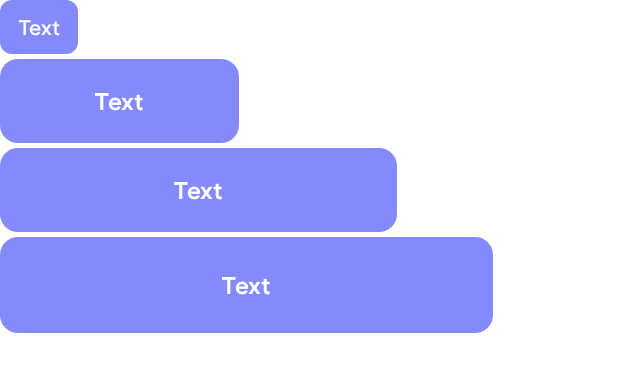
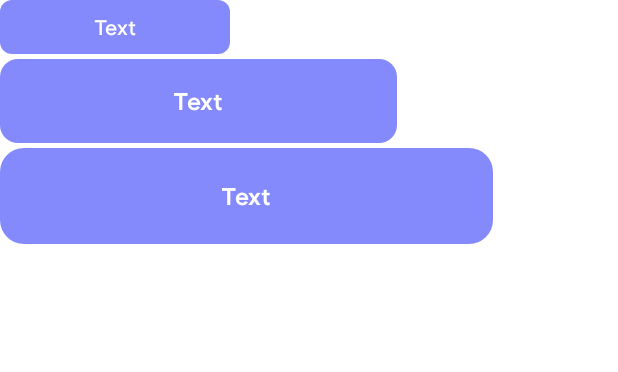
Before and after one commit to Nexters/Bottles_Android, an Android app built with Jetpack Compose: the @Preview function SolidButtonPreview, on a phone screen of 412 x 824 dp. Shown: the top 372 px of the screen. Run offline under Robolectric (Android 15) with nearby library versions, the phone set to English and light mode, and no system bars; network calls fail; Roboto replaces fonts that are not available here.

Commit message:
[refactor] : BottlesSolidButton 수정
(cherry picked from commit 093f2339ceb66fe33eb7cf1f7682f9fb0f8c25f9)

```diff
--- a/core/design-system/src/main/kotlin/com/team/bottles/core/designsystem/components/buttons/SolidButton.kt
+++ b/core/design-system/src/main/kotlin/com/team/bottles/core/designsystem/components/buttons/SolidButton.kt
@@ -17,6 +17,7 @@ import androidx.compose.runtime.remember
 import androidx.compose.ui.Alignment
 import androidx.compose.ui.Modifier
 import androidx.compose.ui.draw.clip
+import androidx.compose.ui.graphics.Color
 import androidx.compose.ui.graphics.Shape
 import androidx.compose.ui.tooling.preview.Preview
 import androidx.compose.ui.unit.Dp
@@ -25,8 +26,7 @@ import com.team.bottles.core.designsystem.modifier.debounceClickable
 import com.team.bottles.core.designsystem.theme.BottlesTheme
 
 enum class SolidButtonType(val height: Dp) {
-    XS(height = 36.dp),
-    SM(height = 56.dp),
+    SM(height = 36.dp),
     MD(height = 56.dp),
     LG(height = 64.dp),
     ;
@@ -46,8 +46,15 @@ fun BottlesSolidButton(
     val isPressed by interactionSource.collectIsPressedAsState()
 
     val shape = when(buttonType) {
-        SolidButtonType.XS -> BottlesTheme.shape.extraSmall
-        else -> BottlesTheme.shape.small
+        SolidButtonType.SM -> BottlesTheme.shape.extraSmall
+        SolidButtonType.MD -> BottlesTheme.shape.small
+        SolidButtonType.LG -> BottlesTheme.shape.medium
+    }
+
+    val backgroundColor = when {
+        !enabled -> BottlesTheme.color.container.disabledSecondary
+        isPressed -> BottlesTheme.color.container.pressed
+        else -> BottlesTheme.color.container.enabledSecondary
     }
 
     SolidButton(
@@ -55,9 +62,9 @@ fun BottlesSolidButton(
         onClick = onClick,
         enabled = enabled,
         shape = shape,
+        backgroundColor = backgroundColor,
         isDebounce = isDebounce,
         interactionSource = interactionSource,
-        isPressed = isPressed,
         buttonType = buttonType,
         contentHorizontalPadding = contentHorizontalPadding
     ) {
@@ -68,7 +75,7 @@ fun BottlesSolidButton(
         }
 
         val textStyle = when(buttonType) {
-            SolidButtonType.XS -> BottlesTheme.typography.body
+            SolidButtonType.SM -> BottlesTheme.typography.body
             else -> BottlesTheme.typography.subTitle1
         }
 
@@ -86,19 +93,13 @@ fun SolidButton(
     onClick: () -> Unit,
     enabled: Boolean,
     shape: Shape,
+    backgroundColor: Color,
     buttonType: SolidButtonType,
     contentHorizontalPadding: Dp,
     isDebounce: Boolean,
     interactionSource: MutableInteractionSource,
-    isPressed: Boolean,
     content: @Composable () -> Unit,
 ) {
-    val backgroundColor = when {
-        !enabled -> BottlesTheme.color.container.disabledSecondary
-        isPressed -> BottlesTheme.color.container.pressed
-        else -> BottlesTheme.color.container.enabledSecondary
-    }
-
     Box(
         modifier = modifier
             .height(height = buttonType.height)
@@ -107,11 +108,6 @@ fun SolidButton(
                 shape = shape
             )
             .clip(shape = shape)
-            .padding(
-                paddingValues = PaddingValues(
-                    horizontal = contentHorizontalPadding,
-                ),
-            )
             .then(
                 if (isDebounce) {
                     Modifier.debounceClickable(
@@ -128,6 +124,11 @@ fun SolidButton(
                         indication = null
                     )
                 }
+            )
+            .padding(
+                paddingValues = PaddingValues(
+                    horizontal = contentHorizontalPadding,
+                ),
             ),
         contentAlignment = Alignment.Center
     ) {
@@ -142,12 +143,6 @@ fun SolidButton(
 private fun SolidButtonPreview() {
     BottlesTheme {
         Column(verticalArrangement = Arrangement.spacedBy(3.dp)) {
-            BottlesSolidButton(
-                buttonType = SolidButtonType.XS,
-                text = "Text",
-                onClick = { },
-                contentHorizontalPadding = 12.dp
-            )
             BottlesSolidButton(
                 buttonType = SolidButtonType.SM,
                 text = "Text",
--- a/core/design-system/src/main/kotlin/com/team/bottles/core/designsystem/components/popup/BalloonPopup.kt
+++ b/core/design-system/src/main/kotlin/com/team/bottles/core/designsystem/components/popup/BalloonPopup.kt
@@ -122,7 +122,7 @@ fun BottlesBalloonPopupWithButton(
             )
             Spacer(modifier = Modifier.height(height = BottlesTheme.spacing.small))
             BottlesSolidButton(
-                buttonType = SolidButtonType.XS,
+                buttonType = SolidButtonType.SM,
                 text = buttonText,
                 onClick = onClick,
                 contentHorizontalPadding = 12.dp
```
